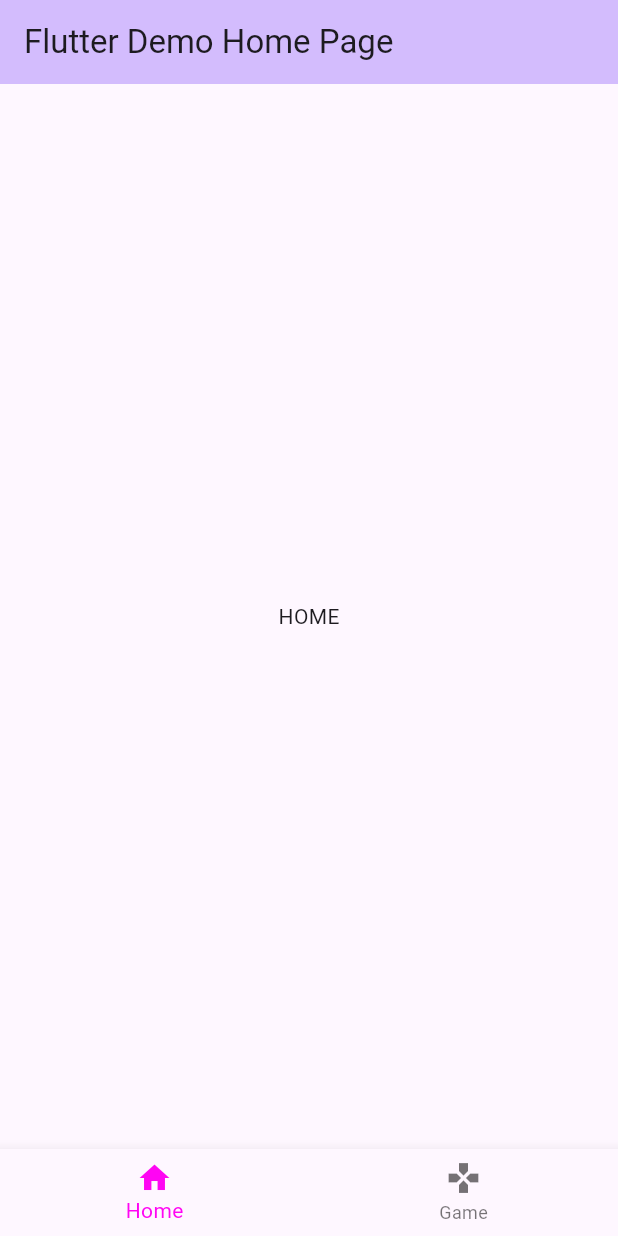
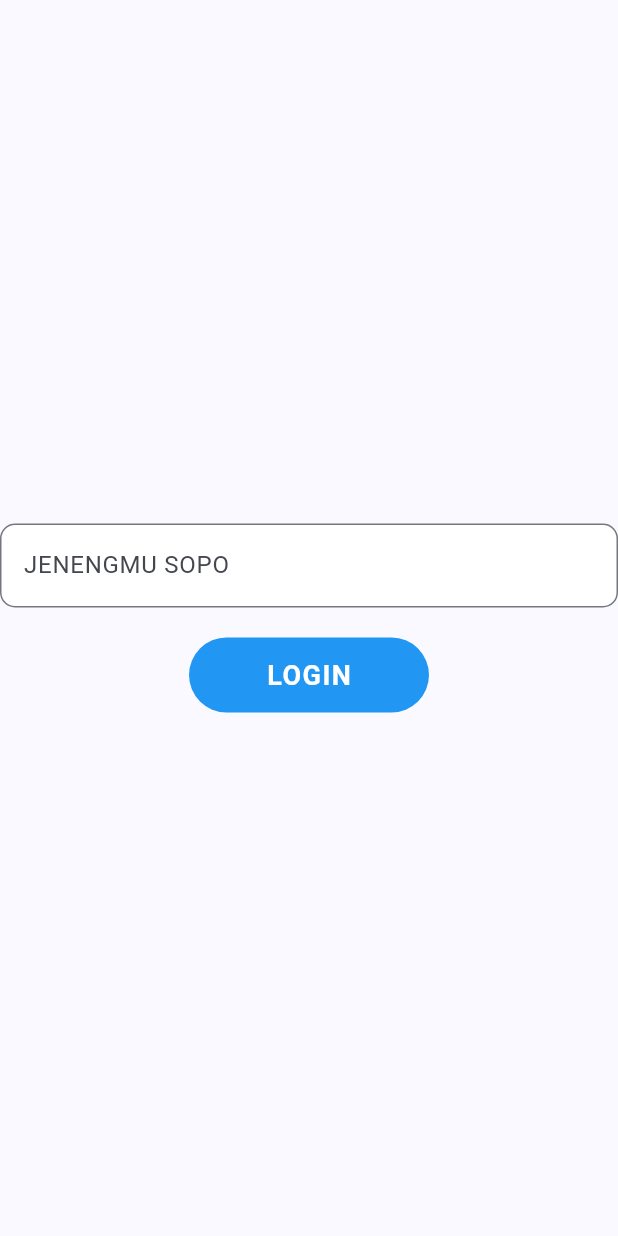
Before and after one commit to Decimals6/Ajogame, a Flutter app: the screen it shows after launch, on a phone screen of 412 x 824 dp. Run offline on Flutter 3.47's test engine with Material 3 defaults, Android fonts, the phone set to English and light mode, and no system bars; our stand-ins replace audioplayers, percent_indicator, shared_preferences.

Commit message:
nambah page login, main, dll

```diff
--- a/lib/main.dart
+++ b/lib/main.dart
@@ -1,55 +1,32 @@
+import 'package:flutter/material.dart';
+import 'package:shared_preferences/shared_preferences.dart';
+import 'package:ajogame/screen/home.dart';
 import 'package:ajogame/screen/game.dart';
-import 'package:ajogame/screen/home.dart';
-import 'package:flutter/material.dart';
+import 'package:ajogame/screen/login.dart';
 
 void main() {
   runApp(const MyApp());
 }
 
 class MyApp extends StatelessWidget {
-
   const MyApp({super.key});
 
-  // This widget is the root of your application.
   @override
   Widget build(BuildContext context) {
     return MaterialApp(
       title: 'Flutter Demo',
       theme: ThemeData(
-        // This is the theme of your application.
-        //
-        // TRY THIS: Try running your application with "flutter run". You'll see
-        // the application has a purple toolbar. Then, without quitting the app,
-        // try changing the seedColor in the colorScheme below to Colors.green
-        // and then invoke "hot reload" (save your changes or press the "hot
-        // reload" button in a Flutter-supported IDE, or press "r" if you used
-        // the command line to start the app).
-        //
-        // Notice that the counter didn't reset back to zero; the application
-        // state is not lost during the reload. To reset the state, use hot
-        // restart instead.
-        //
-        // This works for code too, not just values: Most code changes can be
-        // tested with just a hot reload.
-        colorScheme: ColorScheme.fromSeed(seedColor: Colors.deepPurple),
+        colorScheme: ColorScheme.fromSeed(
+          seedColor: const Color.fromARGB(255, 0, 91, 182),
+        ),
       ),
-      home: const MyHomePage(title: 'Flutter Demo Home Page'),
+      home: const MyHomePage(title: 'AJOGAME - Match The Card'),
     );
   }
 }
 
 class MyHomePage extends StatefulWidget {
   const MyHomePage({super.key, required this.title});
-
-  // This widget is the home page of your application. It is stateful, meaning
-  // that it has a State object (defined below) that contains fields that affect
-  // how it looks.
-
-  // This class is the configuration for the state. It holds the values (in this
-  // case the title) provided by the parent (in this case the App widget) and
-  // used by the build method of the State. Fields in a Widget subclass are
-  // always marked "final".
-
   final String title;
 
   @override
@@ -57,39 +34,85 @@
 }
 
 class _MyHomePageState extends State<MyHomePage> {
-  int _counter = 0;
+  String? _username;
   int _currentIndex = 0;
-  final List<Widget> _screens = [Home(), GameScreen()];
+  final List<Widget> _screens = [Home(), const GameScreen()];
 
-  void _incrementCounter() {
+  @override
+  void initState() {
+    super.initState();
+    _checkLoginStatus();
+  }
+
+  Future<void> _checkLoginStatus() async {
+    SharedPreferences prefs = await SharedPreferences.getInstance();
     setState(() {
-      // This call to setState tells the Flutter framework that something has
-      // changed in this State, which causes it to rerun the build method below
-      // so that the display can reflect the updated values. If we changed
-      // _counter without calling setState(), then the build method would not be
-      // called again, and so nothing would appear to happen.
-      _counter++;
+      _username = prefs.getString(
+        'username',
+      ); // Ambil username dari shared prefs
     });
   }
 
   @override
   Widget build(BuildContext context) {
-    // This method is rerun every time setState is called, for instance as done
-    // by the _incrementCounter method above.
-    //
-    // The Flutter framework has been optimized to make rerunning build methods
-    // fast, so that you can just rebuild anything that needs updating rather
-    // than having to individually change instances of widgets.
     return Scaffold(
-      appBar: AppBar(
-        backgroundColor: Theme.of(context).colorScheme.inversePrimary,
-        title: Text(widget.title),
+      // appBar: AppBar(
+      //   backgroundColor: Theme.of(context).colorScheme.inversePrimary,
+      //   title: Text(widget.title),
+      // ),
+      // drawer: myDrawer(),
+      body: _username == null ? const Login() : _screens[_currentIndex],
+    );
+  }
+
+  //BATASS
+  Drawer myDrawer() {
+    return Drawer(
+      elevation: 16.0,
+      child: Column(
+        children: <Widget>[
+          UserAccountsDrawerHeader(
+            accountName: Text(_username!),
+            accountEmail: Text("xyz@gmail.com"),
+            currentAccountPicture: CircleAvatar(
+              backgroundImage: NetworkImage("https://i.pravatar.cc/150"),
+            ),
+          ),
+          ListTile(
+            title: const Text("Leaderboard"),
+            leading: const Icon(Icons.person),
+            onTap: () {
+              Navigator.pushReplacement(
+                context,
+                MaterialPageRoute(builder: (context) => GameScreen()),
+              );
+            },
+          ),
+          ListTile(
+            title: const Text("Logout"),
+            leading: const Icon(Icons.person),
+            onTap: () {
+              _logout();
+            },
+          ),
+        ],
       ),
-      body: _screens[_currentIndex],
-      bottomNavigationBar: bottomNav(),
+    );
+  }
 
-      // floatingActionButton: floatbut(),
+  Future<void> _logout() async {
+    SharedPreferences prefs = await SharedPreferences.getInstance();
+    await prefs.remove('username');
+
+    // Pindah ke LoginScreen setelah logout
+    Navigator.pushReplacement(
+      context,
+      MaterialPageRoute(builder: (context) => Login()),
     );
+  }
+
+  void _incrementCounter() {
+    setState(() {});
   }
 
   FloatingActionButton floatbut() {
@@ -103,18 +126,15 @@
   Center Default(BuildContext context) {
     return Center(
       child: Column(
-
         mainAxisAlignment: MainAxisAlignment.center,
         children: <Widget>[
           const Text('You have pushed the button this many times:'),
-          Text(
-            '$_counter',
-            style: Theme.of(context).textTheme.headlineMedium,
-          ),
+          Text('', style: Theme.of(context).textTheme.headlineMedium),
         ],
       ),
     );
   }
+
   BottomNavigationBar bottomNav() {
     return BottomNavigationBar(
       currentIndex: _currentIndex,
@@ -124,11 +144,10 @@
         BottomNavigationBarItem(label: "Game", icon: Icon(Icons.gamepad)),
       ],
       onTap: (int index) {
-          setState(() {
-            _currentIndex = index;
-          });
-        },
-
+        setState(() {
+          _currentIndex = index;
+        });
+      },
     );
   }
 }
--- /dev/null
+++ b/lib/screen/login.dart
@@ -0,0 +1,133 @@
+import 'package:flutter/material.dart';
+import 'package:shared_preferences/shared_preferences.dart';
+import 'package:ajogame/screen/home.dart';
+
+class Login extends StatefulWidget {
+  const Login({super.key});
+
+  @override
+  _LoginState createState() => _LoginState();
+}
+
+class _LoginState extends State<Login> {
+  final TextEditingController _usernameController = TextEditingController();
+  bool isHoveredButton = false;
+  bool isHoveredTextField = false;
+
+  Future<void> _login() async {
+    String username = _usernameController.text.trim();
+    if (username.isNotEmpty) {
+      SharedPreferences prefs = await SharedPreferences.getInstance();
+      await prefs.setString('username', username);
+
+      // Pindah ke HomeScreen setelah login
+      Navigator.pushReplacement(
+        context,
+        MaterialPageRoute(builder: (context) => Home()),
+      );
+    }
+  }
+
+  @override
+  Widget build(BuildContext context) {
+    return Scaffold(
+      body: Center(
+        child: Column(
+          mainAxisAlignment: MainAxisAlignment.center,
+          children: [
+            SizedBox(
+              width: 500,
+              child: Column(
+                children: [
+                  MouseRegion(
+                    onEnter: (_) => setState(() => isHoveredTextField = true),
+                    onExit: (_) => setState(() => isHoveredTextField = false),
+                    child: AnimatedContainer(
+                      duration: Duration(milliseconds: 300),
+                      curve: Curves.easeInOut,
+                      decoration: BoxDecoration(
+                        color: Colors.white,
+                        borderRadius: BorderRadius.circular(10),
+                        boxShadow: isHoveredTextField
+                            ? [
+                                BoxShadow(
+                                  color: Colors.blue.withOpacity(0.4),
+                                  blurRadius: 10,
+                                  spreadRadius: 2,
+                                ),
+                              ]
+                            : [],
+                      ),
+                      child: TextField(
+                        controller: _usernameController,
+                        textAlign: TextAlign.center, // Bikin teks di tengah
+                        decoration: InputDecoration(
+                          labelText: "JENENGMU SOPO",
+                          labelStyle: TextStyle(fontSize: 16),
+                          border: OutlineInputBorder(
+                            borderRadius: BorderRadius.circular(10),
+                          ),
+                          focusedBorder: OutlineInputBorder(
+                            borderRadius: BorderRadius.circular(10),
+                            borderSide: BorderSide(
+                                color: Colors.blue, width: isHoveredTextField ? 3 : 2),
+                          ),
+                        ),
+                        onTap: () {
+                          _usernameController.text = "";
+                        },
+                        keyboardType: TextInputType.multiline,
+                      ),
+                    ),
+                  ),
+                  SizedBox(height: 20),
+                  MouseRegion(
+                    onEnter: (_) => setState(() => isHoveredButton = true),
+                    onExit: (_) => setState(() => isHoveredButton = false),
+                    child: GestureDetector(
+                      onTap: () {
+                        // print("Login button clicked!");
+                        _login();
+                      },
+                      child: AnimatedContainer(
+                        duration: Duration(milliseconds: 300),
+                        curve: Curves.easeInOut,
+                        width: isHoveredButton ? 180 : 160,
+                        height: 50,
+                        decoration: BoxDecoration(
+                          color: isHoveredButton ? Colors.blue[700] : Colors.blue[500],
+                          borderRadius: BorderRadius.circular(30),
+                          boxShadow: isHoveredButton
+                              ? [
+                                  BoxShadow(
+                                    color: Colors.blue.withOpacity(0.6),
+                                    blurRadius: 15,
+                                    spreadRadius: 3,
+                                  ),
+                                ]
+                              : [],
+                        ),
+                        child: Center(
+                          child: AnimatedDefaultTextStyle(
+                            duration: Duration(milliseconds: 300),
+                            style: TextStyle(
+                              color: Colors.white,
+                              fontSize: isHoveredButton ? 20 : 18,
+                              fontWeight: FontWeight.bold,
+                              letterSpacing: isHoveredButton ? 2.0 : 1.0,
+                            ),
+                            child: Text("LOGIN"),
+                          ),
+                        ),
+                      ),
+                    ),
+                  ),
+                ],
+              ),
+            ),
+          ],
+        ),
+      ),
+    );
+  }
+}
--- a/pubspec.yaml
+++ b/pubspec.yaml
@@ -34,6 +34,7 @@ dependencies:
   # The following adds the Cupertino Icons font to your application.
   # Use with the CupertinoIcons class for iOS style icons.
   cupertino_icons: ^1.0.8
+  shared_preferences: ^2.5.2
 
 dev_dependencies:
   flutter_test:
```
Also changed, not shown: lib/screen/game.dart (+17 -18 lines), lib/screen/home.dart (+88 -4 lines), pubspec.lock, 1 other file.
